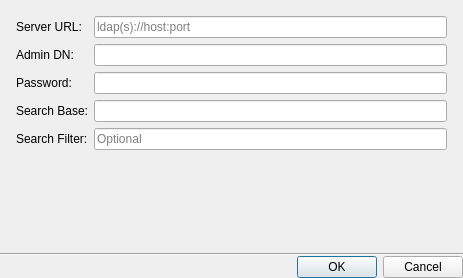
networkoptix/nx_open, file client/libclient/src/ui/dialogs/ldap_settings_dialog.ui: the form before one commit.
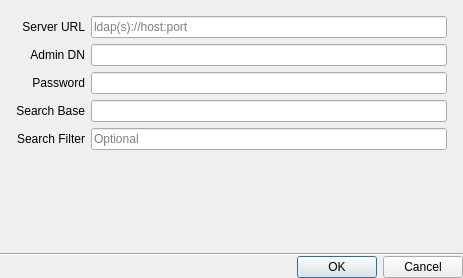
The form after the commit.

The edit to the form file:
```diff
--- a/client/libclient/src/ui/dialogs/ldap_settings_dialog.ui
+++ b/client/libclient/src/ui/dialogs/ldap_settings_dialog.ui
@@ -55,6 +55,9 @@
      <item>
       <widget class="QWidget" name="fieldsWidget" native="true">
        <layout class="QFormLayout" name="formLayout_2">
+        <property name="labelAlignment">
+         <set>Qt::AlignRight|Qt::AlignTrailing|Qt::AlignVCenter</set>
+        </property>
         <property name="leftMargin">
          <number>0</number>
         </property>
@@ -70,7 +73,10 @@
         <item row="0" column="0">
          <widget class="QLabel" name="serverLabel">
           <property name="text">
-           <string>Server URL:</string>
+           <string>Server URL</string>
+          </property>
+          <property name="alignment">
+           <set>Qt::AlignRight|Qt::AlignTrailing|Qt::AlignVCenter</set>
           </property>
           <property name="buddy">
            <cstring>serverLineEdit</cstring>
@@ -87,7 +93,10 @@
         <item row="1" column="0">
          <widget class="QLabel" name="adminDnLabel">
           <property name="text">
-           <string>Admin DN:</string>
+           <string>Admin DN</string>
+          </property>
+          <property name="alignment">
+           <set>Qt::AlignRight|Qt::AlignTrailing|Qt::AlignVCenter</set>
           </property>
           <property name="buddy">
            <cstring>adminDnLineEdit</cstring>
@@ -100,7 +109,10 @@
         <item row="2" column="0">
          <widget class="QLabel" name="passwordLabel">
           <property name="text">
-           <string>Password:</string>
+           <string>Password</string>
+          </property>
+          <property name="alignment">
+           <set>Qt::AlignRight|Qt::AlignTrailing|Qt::AlignVCenter</set>
           </property>
           <property name="buddy">
            <cstring>passwordLineEdit</cstring>
@@ -117,7 +129,10 @@
         <item row="3" column="0">
          <widget class="QLabel" name="searchBaseLabel">
           <property name="text">
-           <string>Search Base:</string>
+           <string>Search Base</string>
+          </property>
+          <property name="alignment">
+           <set>Qt::AlignRight|Qt::AlignTrailing|Qt::AlignVCenter</set>
           </property>
          </widget>
         </item>
@@ -127,7 +142,10 @@
         <item row="4" column="0">
          <widget class="QLabel" name="searchFilterLabel">
           <property name="text">
-           <string>Search Filter:</string>
+           <string>Search Filter</string>
+          </property>
+          <property name="alignment">
+           <set>Qt::AlignRight|Qt::AlignTrailing|Qt::AlignVCenter</set>
           </property>
          </widget>
         </item>
```
